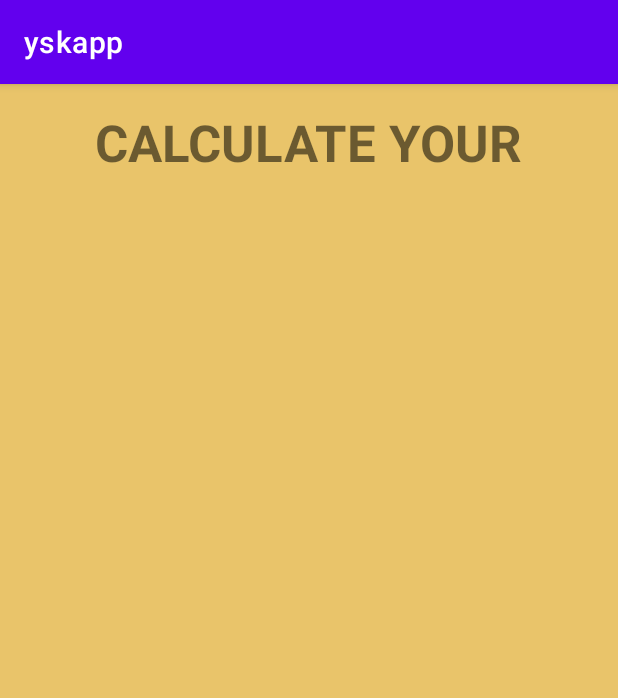
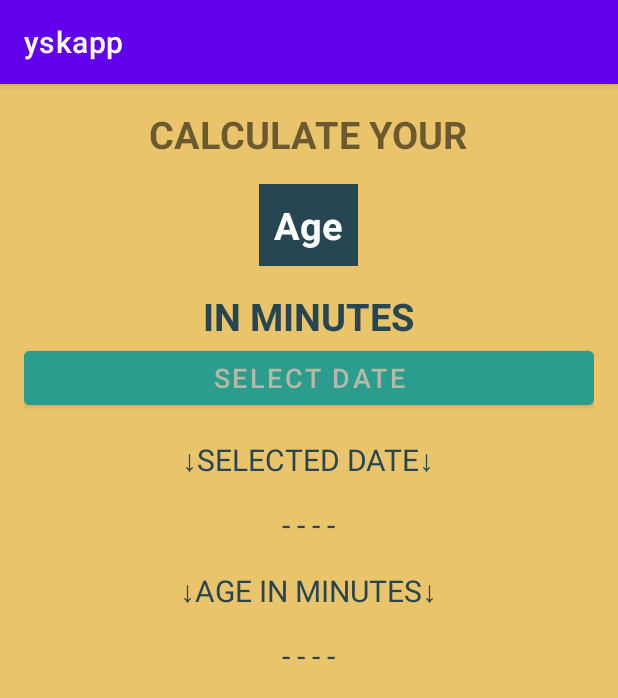
Before and after one commit to ysk423/yskapp, an Android app: the CalculateYourAgeActivity screen opened directly, with no data from a screen before it, on a phone screen of 412 x 824 dp. Shown: the top 698 px of the screen. Run offline under Robolectric (Android 15) with nearby library versions, the phone set to English and light mode, and no system bars.

Commit message:
add calculate your age function feature

```diff
--- a/app/src/main/res/layout/activity_calculate_your_age.xml
+++ b/app/src/main/res/layout/activity_calculate_your_age.xml
@@ -11,12 +11,75 @@
     android:padding="16dp"
     >
 
+    <TextView
+        android:layout_width="wrap_content"
+        android:layout_height="wrap_content"
+        android:text="CALCULATE YOUR"
+        android:textSize="25sp"
+        android:textStyle="bold" />
 
     <TextView
         android:layout_width="wrap_content"
         android:layout_height="wrap_content"
-        android:text="CALCULATE YOUR"
-        android:textSize="34sp"
+        android:layout_marginTop="16dp"
+        android:padding="10dp"
+        android:background="@color/textBlue"
+        android:textColor="@color/white"
+        android:text="Age"
+        android:textSize="25sp"
         android:textStyle="bold" />
 
+    <TextView
+        android:layout_width="wrap_content"
+        android:layout_height="wrap_content"
+        android:layout_marginTop="16dp"
+        android:text="IN MINUTES"
+        android:textColor="@color/textBlue"
+        android:textSize="25sp"
+        android:textStyle="bold" />
+
+    <Button
+        android:id="@+id/btnCalculateYourAgeDatePicker"
+        android:layout_width="match_parent"
+        android:layout_height="wrap_content"
+        android:text="SELECT DATE"
+        android:textSize="18sp"
+        android:backgroundTint="@color/btnbgColor"
+        android:textColor="@color/lithgGray"
+        />
+
+    <TextView
+        android:layout_width="wrap_content"
+        android:layout_height="wrap_content"
+        android:layout_marginTop="16dp"
+        android:text="↓SELECTED DATE↓"
+        android:textColor="@color/textBlue"
+        android:textSize="20sp"/>
+
+    <TextView
+        android:id="@+id/tvCalculateYourAgeSelectedDate"
+        android:layout_width="wrap_content"
+        android:layout_height="wrap_content"
+        android:layout_marginTop="16dp"
+        android:text="- - - -"
+        android:textColor="@color/textBlue"
+        android:textSize="20sp"/>
+
+    <TextView
+        android:layout_width="wrap_content"
+        android:layout_height="wrap_content"
+        android:layout_marginTop="16dp"
+        android:text="↓AGE IN MINUTES↓"
+        android:textColor="@color/textBlue"
+        android:textSize="20sp"/>
+
+    <TextView
+        android:id="@+id/tvCalculateYourAgeInMinutes"
+        android:layout_width="wrap_content"
+        android:layout_height="wrap_content"
+        android:layout_marginTop="16dp"
+        android:text="- - - -"
+        android:textColor="@color/textBlue"
+        android:textSize="20sp"/>
+
 </LinearLayout>
--- a/app/src/main/res/layout/activity_out_of_service.xml
+++ b/app/src/main/res/layout/activity_out_of_service.xml
@@ -22,7 +22,7 @@
         android:layout_width="wrap_content"
         android:layout_height="wrap_content"
         android:layout_marginBottom="32dp"
-        android:text="Button"
+        android:text="CLOSE"
         app:layout_constraintBottom_toBottomOf="parent"
         app:layout_constraintEnd_toEndOf="parent"
         app:layout_constraintStart_toStartOf="parent" />
--- a/app/src/main/res/values/colors.xml
+++ b/app/src/main/res/values/colors.xml
@@ -10,4 +10,6 @@
     <color name="bgYellow">#e9c46a</color>
     <color name="btnbgColor">#2a9d8f</color>
     <color name="lithgGray">#b7b7a4</color>
+    <color name="textBlue">#264653</color>
+
 </resources>
```
Also changed, not shown: app/src/main/java/com/ysk423/yskapp/CalculateYourAgeActivity.kt (+65 -0 lines).
